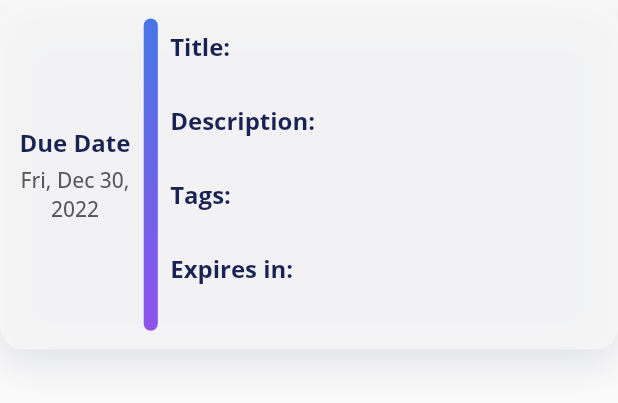
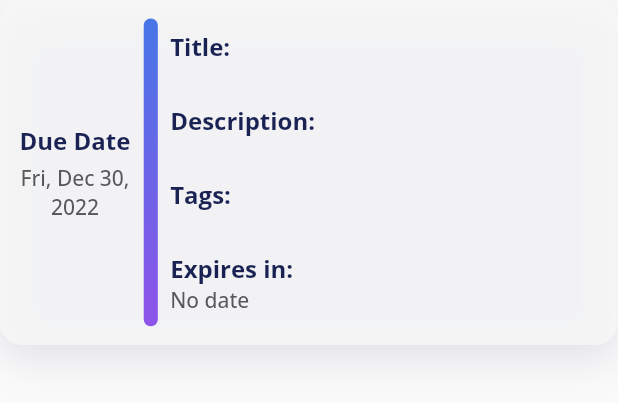
Before and after one commit to FranciscoRdz2001/fluter_tasks_challenge, a Flutter app: the TaskContainerWidget widget shown alone on an empty page, opened directly with empty values, on a phone screen of 412 x 824 dp. Shown: the top 403 px of the screen. Run offline on Flutter 3.47's test engine with Material 2 defaults, Android fonts, the light colour scheme and no system bars; our stand-ins replace get; network calls fail.

Commit message:
Creación y edición de una tarea

```diff
--- a/lib/app/config/app_colors.dart
+++ b/lib/app/config/app_colors.dart
@@ -2,6 +2,8 @@ import 'package:flutter/material.dart';
 
 const Color accent = Color(0xff4776E6);
 const Color darkAccent = Color(0xff8E54E9);
+const Color red = Color(0xffEB5353);
+const Color green = Color(0xffA0D995);
 // const Color backgroundColor = Color(0xff131417);
 const Color backgroundColor = Color(0xfffffefe);
 
--- a/lib/app/config/constants.dart
+++ b/lib/app/config/constants.dart
@@ -2,6 +2,8 @@ import 'package:flutter/painting.dart';
 import 'package:flutter_tasks_challenge/app/config/app_colors.dart';
 
 const String baseUrl = 'https://ecsdevapi.nextline.mx/vdev/tasks-challenge';
+const String token =
+    'e864a0c9eda63181d7d65bc73e61e3dc6b74ef9b82f7049f1fc7d9fc8f29706025bd271d1ee1822b15d654a84e1a0997b973a46f923cc9977b3fcbb064179ecd';
 const String tasksEndPoint = 'tasks';
 List<BoxShadow> shadows = [
   BoxShadow(
--- /dev/null
+++ b/lib/app/utils/dialogs_util.dart
@@ -0,0 +1,107 @@
+import 'package:flutter/widgets.dart';
+import 'package:get/get.dart';
+
+import '../../presentation/home/widgets/error_getting_data_widget.dart';
+import '../../presentation/home/widgets/loading_data_widget.dart';
+import '../../presentation/task_details/widgets/custom_text_form_field_widget.dart';
+import '../config/app_colors.dart';
+import '../config/text_styles.dart';
+
+class DialogsUtil {
+  static Future withActions({
+    required String firstText,
+    required List<Widget> actions,
+    String? coloredText,
+    String? finalText,
+    bool? withImage = true,
+  }) {
+    return Get.defaultDialog(
+      titlePadding: const EdgeInsets.only(top: 20),
+      title: '',
+      actions: actions,
+      content: Column(
+        children: [
+          if (withImage != null && withImage) ...[
+            Container(
+              decoration: const BoxDecoration(
+                color: containersBackgroundColor,
+                borderRadius: BorderRadius.all(
+                  Radius.circular(20),
+                ),
+              ),
+              child: Image.asset('assets/images/delete_task.png'),
+            ),
+            const SizedBox(height: 20),
+          ],
+          RichText(
+            textAlign: TextAlign.center,
+            text: TextSpan(
+              text: firstText,
+              style: TextStyles.w500(16),
+              children: [
+                TextSpan(
+                  text: ' $coloredText ',
+                  style: TextStyles.w800(16, accent),
+                ),
+                TextSpan(
+                  text: finalText,
+                  style: TextStyles.w500(16),
+                ),
+              ],
+            ),
+          ),
+        ],
+      ),
+    );
+  }
+
+  static Future<void> loading() {
+    return Get.defaultDialog(
+      titlePadding: const EdgeInsets.only(top: 20),
+      barrierDismissible: false,
+      title: '',
+      content: const LoadingDataWidget(
+        showImage: false,
+        fontColor: grey,
+      ),
+    );
+  }
+
+  static Future<void> error() {
+    return Get.defaultDialog(
+      titlePadding: const EdgeInsets.only(top: 20),
+      title: '',
+      content: const ErrorGettingDataWidget(
+        fontColor: grey,
+        showSubtitle: false,
+      ),
+    );
+  }
+
+  static Future<void> withTextField({
+    required String title,
+    required String initialText,
+    void Function(String)? onSummitCallback,
+  }) {
+    return Get.defaultDialog(
+      titlePadding: const EdgeInsets.only(top: 20),
+      title: 'Set $title',
+      titleStyle: TextStyles.w500(14, grey),
+      content: Column(
+        children: [
+          CustomTextFormFieldWidget(
+            initialText: initialText,
+            label: title,
+            maxLines: 5,
+            onAcceptCallback: (value) {
+              Get.back();
+              if (onSummitCallback != null) {
+                onSummitCallback(value);
+              }
+            },
+          )
+        ],
+      ),
+    );
+  }
+}
--- a/lib/data/models/task_model.dart
+++ b/lib/data/models/task_model.dart
@@ -1,3 +1,4 @@
+import 'package:flutter_tasks_challenge/app/config/constants.dart';
 import 'package:intl/intl.dart';
 
 class TaskModel {
@@ -15,22 +16,23 @@ class TaskModel {
     required this.id,
     required this.title,
     required this.isCompleted,
-    required this.dueDate,
-    required this.comments,
-    required this.description,
-    required this.createdAt,
-    required this.updatedAt,
-    required this.tags,
+    this.dueDate,
+    this.comments,
+    this.description,
+    this.createdAt,
+    this.updatedAt,
+    this.tags,
   });
 
   Map<String, dynamic> toMap() {
     return {
       'title': title,
-      'is_completed': (isCompleted ? 1 : 0).toString(),
+      'is_completed': isCompleted ? 1 : 0,
       'due_date':
           dueDate == null ? null : DateFormat('yyyy-MM-dd').format(dueDate!),
       'comments': comments,
       'description': description,
+      'token': token,
       'tags': tags,
     };
   }
@@ -57,15 +59,16 @@ class TaskModel {
     if (dueDate == null) return ['No date'];
     final difference = dueDate!.difference(DateTime.now());
     const int daysInYear = 365;
-    final double years = difference.inDays / daysInYear;
-    final double days = getResidue(years) * daysInYear;
-    final double hours = getResidue(days) * 24;
-    final double minutes = getResidue(hours) * 60;
+    double years = difference.inDays / daysInYear;
+    double days = getResidue(years) * daysInYear;
+    double hours = getResidue(days) * 24;
+    int floorYear = years.floor();
+    int floorDays = days.floor();
+    int floorHours = hours.floor();
     final list = [
-      years != 0 ? '${years.floor()} years' : '',
-      days != 0 ? ' ${days.floor()} day/s' : '',
-      hours != 0 ? ' ${hours.floor()} hour/s' : '',
-      minutes != 0 ? ' ${minutes.floor()} minutes/s' : '',
+      floorYear != 0 ? '$floorYear years' : '',
+      floorDays != 0 ? ' $floorDays day/s' : '',
+      floorHours != 0 ? ' $floorHours hour/s' : '',
     ];
     return list.where((t) => t.isNotEmpty).toList();
   }
--- a/lib/main.dart
+++ b/lib/main.dart
@@ -1,7 +1,7 @@
 import 'package:flutter/material.dart';
 import 'package:flutter_tasks_challenge/presentation/home/bindings/home_page_bindings.dart';
 import 'package:flutter_tasks_challenge/presentation/home/pages/home_page.dart';
-import 'package:flutter_tasks_challenge/routes.dart';
+import 'package:flutter_tasks_challenge/app/utils/routes.dart';
 import 'package:get/get.dart';
 
 void main() => runApp(const MyApp());
--- a/lib/presentation/home/pages/home_page.dart
+++ b/lib/presentation/home/pages/home_page.dart
@@ -5,6 +5,7 @@ import 'package:flutter_tasks_challenge/app/utils/responsive_util.dart';
 import 'package:flutter_tasks_challenge/presentation/home/widgets/home_announcement_container_widget.dart';
 import 'package:flutter_tasks_challenge/presentation/home/widgets/home_tab_bar_widget.dart';
 import 'package:flutter_tasks_challenge/presentation/home/widgets/tasks_list_widget.dart';
+import 'package:get/route_manager.dart';
 
 class HomePage extends StatelessWidget {
   const HomePage({super.key});
@@ -14,6 +15,11 @@ class HomePage extends StatelessWidget {
     final ResponsiveUtil resp = ResponsiveUtil.of(context);
     return Scaffold(
       backgroundColor: backgroundColor,
+      floatingActionButton: FloatingActionButton(
+        backgroundColor: accent,
+        child: const Icon(Icons.add),
+        onPressed: () => Get.toNamed('/taskDetails'),
+      ),
       body: SingleChildScrollView(
         physics: const BouncingScrollPhysics(),
         child: Column(
--- a/lib/presentation/home/widgets/task_information_widget.dart
+++ b/lib/presentation/home/widgets/task_information_widget.dart
@@ -38,7 +38,8 @@ class TaskInformationWidget extends StatelessWidget {
             text: TextSpan(
               text: 'Expires in: \n',
               style: TextStyles.w700(16),
-              children: List.generate(
+              children: time.isNotEmpty
+                  ? List.generate(
                       time.length,
                       (x) {
                         if (time[x].isNotEmpty && x < time.length - 1) {
@@ -49,7 +50,13 @@ class TaskInformationWidget extends StatelessWidget {
                           style: TextStyles.w500(14, grey),
                         );
                       },
-              ),
+                    )
+                  : [
+                      TextSpan(
+                        text: 'No date',
+                        style: TextStyles.w500(14, grey),
+                      )
+                    ],
             ),
           ),
         ],
--- /dev/null
+++ b/lib/presentation/task_details/widgets/widgets.dart
@@ -0,0 +1,5 @@
+export 'custom_checkbox_with_label_widget.dart';
+export 'custom_text_form_field_widget.dart';
+export 'tag_chip_widget.dart';
+export 'task_data_widget.dart';
+export 'task_details_header_widget.dart';
```
Also changed, not shown: lib/app/utils/snackbars_util.dart (added, +29 -0 lines), lib/data/datasources/tasks_remote_data_source.dart (+40 -13 lines), lib/presentation/home/controllers/tasks_controller.dart (+6 -7 lines), lib/presentation/home/widgets/task_container_widget.dart (+4 -21 lines), lib/presentation/home/widgets/tasks_list_widget.dart (+7 -38 lines), lib/presentation/task_details/pages/task_details_page.dart (+72 -125 lines), lib/presentation/task_details/widgets/custom_checkbox_with_label_widget.dart (added, +41 -0 lines), lib/presentation/task_details/widgets/tag_chip_widget.dart (added, +24 -0 lines), lib/presentation/task_details/widgets/task_data_widget.dart (+16 -27 lines), lib/presentation/task_details/widgets/task_details_header_widget.dart (added, +78 -0 lines), lib/app/utils/routes.dart (renamed from lib/routes.dart), lib/presentation/home/widgets/widget.dart (added), 1 other file. Lines whose indentation alone changed are shown as unchanged.
